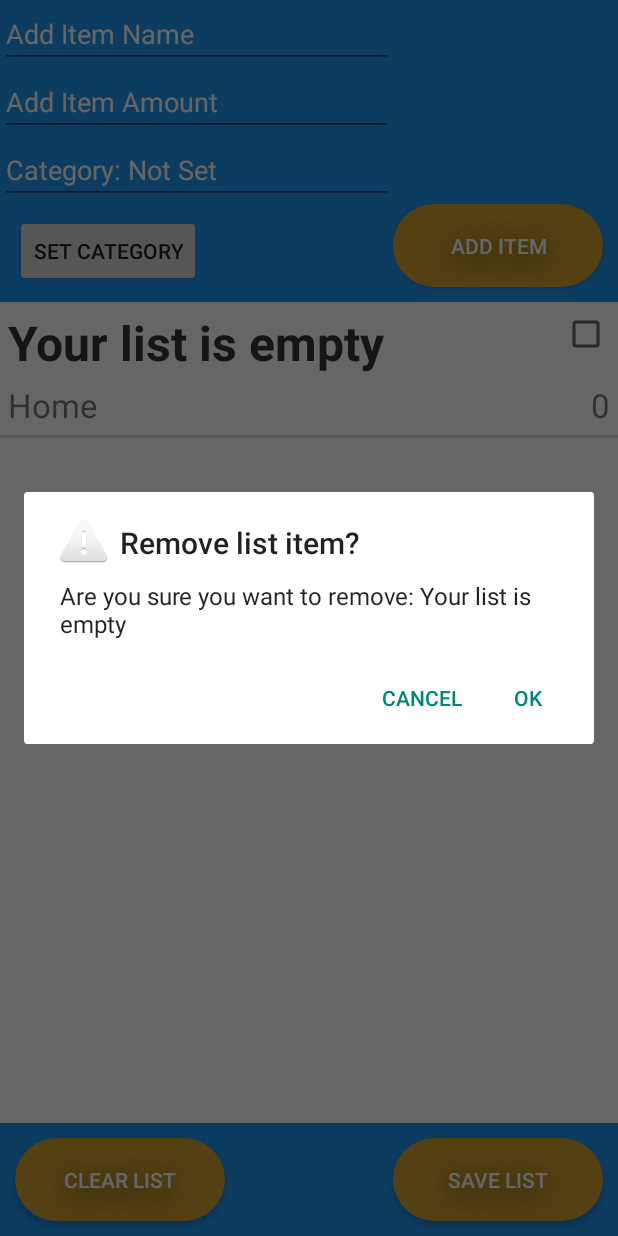
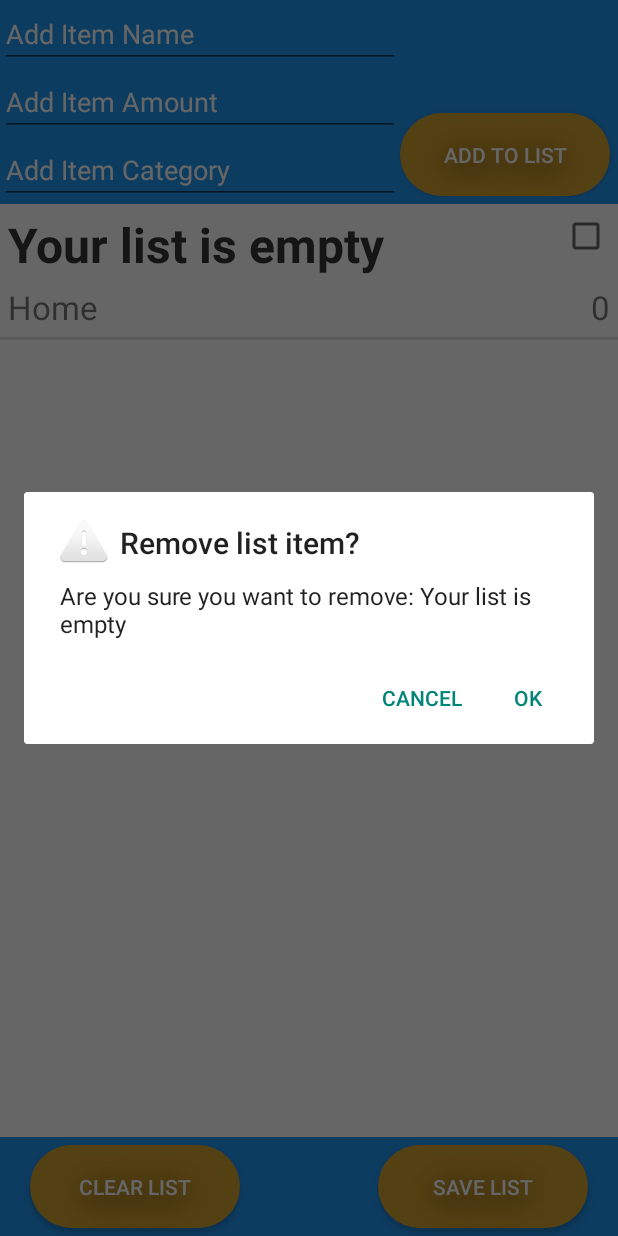
Before and after one commit to ajs476/iBuy, an Android app: the CreateListActivity screen opened directly, with no data from a screen before it, after a tap on "Your list is empty", on a phone screen of 412 x 824 dp. Run offline under Robolectric (Android 15) with nearby library versions, the phone set to English and light mode, and no system bars.

Commit message:
UI fixes, share on main menu button

```diff
--- a/app/src/main/AndroidManifest.xml
+++ b/app/src/main/AndroidManifest.xml
@@ -21,8 +21,6 @@
             />
         <activity android:name=".LoadList"
             />
-        <activity android:name=".ShareListActivity"
-            />
 
     </application>
 
--- a/app/src/main/java/cs399/sp/gatheryourgoods/CreateListActivity.java
+++ b/app/src/main/java/cs399/sp/gatheryourgoods/CreateListActivity.java
@@ -9,6 +9,7 @@ import android.os.Bundle;
 import android.preference.PreferenceManager;
 import android.support.v7.app.AppCompatActivity;
 import android.view.View;
+import android.view.WindowManager;
 import android.view.animation.Animation;
 import android.view.animation.AnimationUtils;
 import android.widget.AdapterView;
@@ -67,42 +68,9 @@ public class CreateListActivity extends AppCompatActivity {
 
         // get item details from item list
         ArrayList item_details = getListData();
-        Button setCategoryButton = (Button)findViewById(R.id.buttonSetCategory);
+
         categoryText = (EditText)findViewById(R.id.editTextCategory);
-
-        // create list view object
-        final ListView lv1 = (ListView) findViewById(R.id.custom_list);
-        lv1.setOnItemClickListener(new AdapterView.OnItemClickListener() {
-            @Override
-            public void onItemClick(AdapterView<?> parent, View view, int position, long id) {
-                final Item entry = (Item)parent.getItemAtPosition(position);
-                new AlertDialog.Builder(context)
-                        .setTitle("Remove list item?")
-                        .setMessage("Are you sure you want to remove: "+entry.getItemName())
-                        .setPositiveButton(android.R.string.yes, new DialogInterface.OnClickListener() {
-                            public void onClick(DialogInterface dialog, int which) {
-
-                                results.remove(entry);
-                                myAdapter.notifyDataSetChanged();
-                                if(results.isEmpty()){
-                                    results.add(noItem);
-                                    myAdapter.notifyDataSetChanged();
-                                    emptyFlag = true;
-                                }
-                            }
-                        })
-                        .setNegativeButton(android.R.string.no, new DialogInterface.OnClickListener() {
-                            public void onClick(DialogInterface dialog, int which) {
-                                // do nothing since user clicked cancel
-                            }
-                        })
-                        .setIcon(android.R.drawable.ic_dialog_alert)
-                        .show();
-
-
-            }
-        });
-        setCategoryButton.setOnClickListener(new View.OnClickListener() {
+        categoryText.setOnClickListener(new View.OnClickListener() {
             @Override
             public void onClick(View v) {
                 // custom dialog InitialSelection
@@ -366,6 +334,41 @@ public class CreateListActivity extends AppCompatActivity {
                 initialSelectionDialog.show();
             }
         });
+
+
+        // create list view object
+        final ListView lv1 = (ListView) findViewById(R.id.custom_list);
+        lv1.setOnItemClickListener(new AdapterView.OnItemClickListener() {
+            @Override
+            public void onItemClick(AdapterView<?> parent, View view, int position, long id) {
+                final Item entry = (Item)parent.getItemAtPosition(position);
+                new AlertDialog.Builder(context)
+                        .setTitle("Remove list item?")
+                        .setMessage("Are you sure you want to remove: "+entry.getItemName())
+                        .setPositiveButton(android.R.string.yes, new DialogInterface.OnClickListener() {
+                            public void onClick(DialogInterface dialog, int which) {
+
+                                results.remove(entry);
+                                myAdapter.notifyDataSetChanged();
+                                if(results.isEmpty()){
+                                    results.add(noItem);
+                                    myAdapter.notifyDataSetChanged();
+                                    emptyFlag = true;
+                                }
+                            }
+                        })
+                        .setNegativeButton(android.R.string.no, new DialogInterface.OnClickListener() {
+                            public void onClick(DialogInterface dialog, int which) {
+                                // do nothing since user clicked cancel
+                            }
+                        })
+                        .setIcon(android.R.drawable.ic_dialog_alert)
+                        .show();
+
+
+            }
+        });
+
         // create and set the adapter for the list view
         lv1.setAdapter(myAdapter = new CustomListAdapter(this, results)); // might need item_details
         Button clearButton = (Button)findViewById(R.id.buttonClearList);
@@ -438,6 +441,7 @@ public class CreateListActivity extends AppCompatActivity {
 
         // edit text field for adding item name
         addItemText = (EditText)findViewById(R.id.editTextAddItem);
+
         // edit text field for adding item category
         //addCategoryText = (EditText)findViewById(R.id.editTextAddCategory);
         // edit text field for adding item amount
--- a/app/src/main/res/layout/activity_create_list.xml
+++ b/app/src/main/res/layout/activity_create_list.xml
@@ -25,27 +25,27 @@
         android:layout_alignParentTop="true"
         android:layout_alignLeft="@+id/editTextAddAmount"
         android:layout_alignStart="@+id/editTextAddAmount"
-        android:layout_alignRight="@+id/editTextAddAmount"
-        android:layout_alignEnd="@+id/editTextAddAmount"
-        android:textColor="#ffffff" />
+        android:textColor="#ffffff"
+        android:layout_toLeftOf="@+id/buttonAddItem"
+        android:layout_toStartOf="@+id/buttonAddItem" />
 
     <Button
         style="?android:attr/buttonStyleSmall"
         android:layout_width="wrap_content"
         android:layout_height="wrap_content"
-        android:text="Add Item"
+        android:text="Add To List"
         android:id="@+id/buttonAddItem"
         android:background="@drawable/buttonshape2"
-        android:layout_below="@+id/editTextCategory"
-        android:layout_alignParentRight="true"
-        android:layout_alignParentEnd="true"
-        android:layout_marginRight="10dp"
-        android:layout_marginBottom="10dp"
         android:shadowColor="#000000"
         android:shadowDx="0"
         android:shadowDy="6"
         android:shadowRadius="25"
-        android:textColor="#ffffff"/>
+        android:textColor="#ffffff"
+        android:layout_alignBottom="@+id/editTextCategory"
+        android:layout_alignParentRight="true"
+        android:layout_alignParentEnd="true"
+        android:layout_marginRight="5dp"
+        android:layout_marginBottom="5dp" />
 
     <Button
         android:layout_width="wrap_content"
@@ -53,16 +53,17 @@
         android:text="Save List"
         android:id="@+id/buttonSaveList"
         android:background="@drawable/buttonshape2"
-        android:layout_alignParentBottom="true"
-        android:layout_alignLeft="@+id/buttonAddItem"
-        android:layout_alignStart="@+id/buttonAddItem"
-        android:layout_marginTop="10dp"
-        android:layout_marginBottom="10dp"
         android:shadowColor="#000000"
         android:shadowDx="0"
         android:shadowDy="6"
         android:shadowRadius="25"
-        android:textColor="#ffffff"/>
+        android:textColor="#ffffff"
+        android:layout_alignParentBottom="true"
+        android:layout_alignParentRight="true"
+        android:layout_alignParentEnd="true"
+        android:layout_marginRight="20dp"
+        android:layout_marginTop="5dp"
+        android:layout_marginBottom="5dp" />
 
     <Button
         android:layout_width="wrap_content"
@@ -70,27 +71,16 @@
         android:text="Clear List"
         android:id="@+id/buttonClearList"
         android:background="@drawable/buttonshape2"
-        android:layout_alignParentBottom="true"
-        android:layout_alignLeft="@+id/buttonSetCategory"
-        android:layout_alignStart="@+id/buttonSetCategory"
-        android:layout_marginTop="10dp"
-        android:layout_marginBottom="10dp"
         android:shadowColor="#000000"
         android:shadowDx="0"
         android:shadowDy="6"
         android:shadowRadius="25"
-        android:textColor="#ffffff"/>
-
-    <Button
-        android:layout_width="wrap_content"
-        android:layout_height="wrap_content"
-        android:id="@+id/buttonSetCategory"
-        android:text="Set Category"
-        android:singleLine="true"
-        android:layout_alignBottom="@+id/buttonAddItem"
+        android:textColor="#ffffff"
+        android:layout_alignParentBottom="true"
         android:layout_alignParentLeft="true"
         android:layout_alignParentStart="true"
-        android:layout_marginLeft="10dp" />
+        android:layout_marginLeft="20dp"
+        android:layout_marginBottom="5dp" />
 
     <EditText
         android:layout_width="wrap_content"
@@ -104,23 +94,24 @@
         android:layout_below="@+id/editTextAddItem"
         android:layout_alignLeft="@+id/editTextCategory"
         android:layout_alignStart="@+id/editTextCategory"
-        android:layout_alignRight="@+id/editTextCategory"
-        android:layout_alignEnd="@+id/editTextCategory"
-        android:textColor="#ffffff" />
+        android:textColor="#ffffff"
+        android:layout_toLeftOf="@+id/buttonAddItem"
+        android:layout_toStartOf="@+id/buttonAddItem" />
 
     <EditText
         android:layout_width="wrap_content"
         android:layout_height="wrap_content"
         android:id="@+id/editTextCategory"
         android:textColorHint="#FFFFFF"
-        android:hint="Category: Not Set"
+        android:hint="Add Item Category"
         android:layout_below="@+id/editTextAddAmount"
         android:layout_alignParentLeft="true"
         android:layout_alignParentStart="true"
-        android:layout_toStartOf="@+id/buttonSaveList"
-        android:layout_toLeftOf="@+id/buttonSaveList"
         android:focusable="false"
         android:clickable="false"
-        android:textColor="#ffffff" />
+        android:textColor="#ffffff"
+        android:focusableInTouchMode="false"
+        android:layout_toLeftOf="@+id/buttonAddItem"
+        android:layout_toStartOf="@+id/buttonAddItem" />
 
 </RelativeLayout>
```
Also changed, not shown: app/src/main/java/cs399/sp/gatheryourgoods/MainActivity.java (+51 -4 lines), app/src/main/java/cs399/sp/gatheryourgoods/ShareListActivity.java (deleted, +0 -87 lines).
